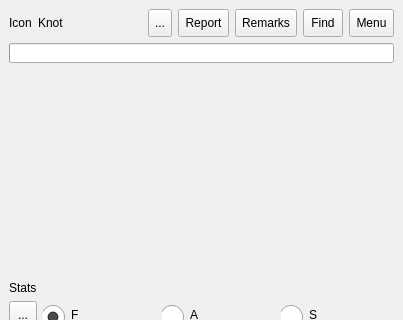
First picture: the form in mainwindow.ui, repository ic005k/Knot-Legacy, before the edit; both pictures show x 0 to 403 and y 0 to 320 of the 403 by 670 pixel window.
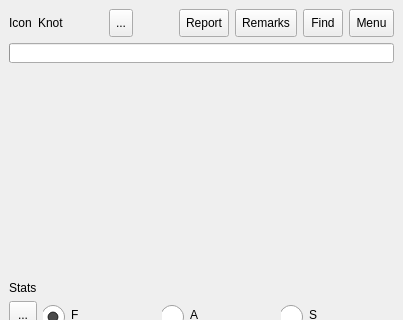
Second picture: the form after the edit. Icons and pictures are not drawn.

Patch:
```diff
--- a/mainwindow.ui
+++ b/mainwindow.ui
@@ -516,6 +516,19 @@
          </property>
         </widget>
        </item>
+       <item>
+        <spacer name="horizontalSpacer_3">
+         <property name="orientation">
+          <enum>Qt::Horizontal</enum>
+         </property>
+         <property name="sizeHint" stdset="0">
+          <size>
+           <width>40</width>
+           <height>20</height>
+          </size>
+         </property>
+        </spacer>
+       </item>
        <item>
         <widget class="QToolButton" name="btnReport">
          <property name="minimumSize">
```
